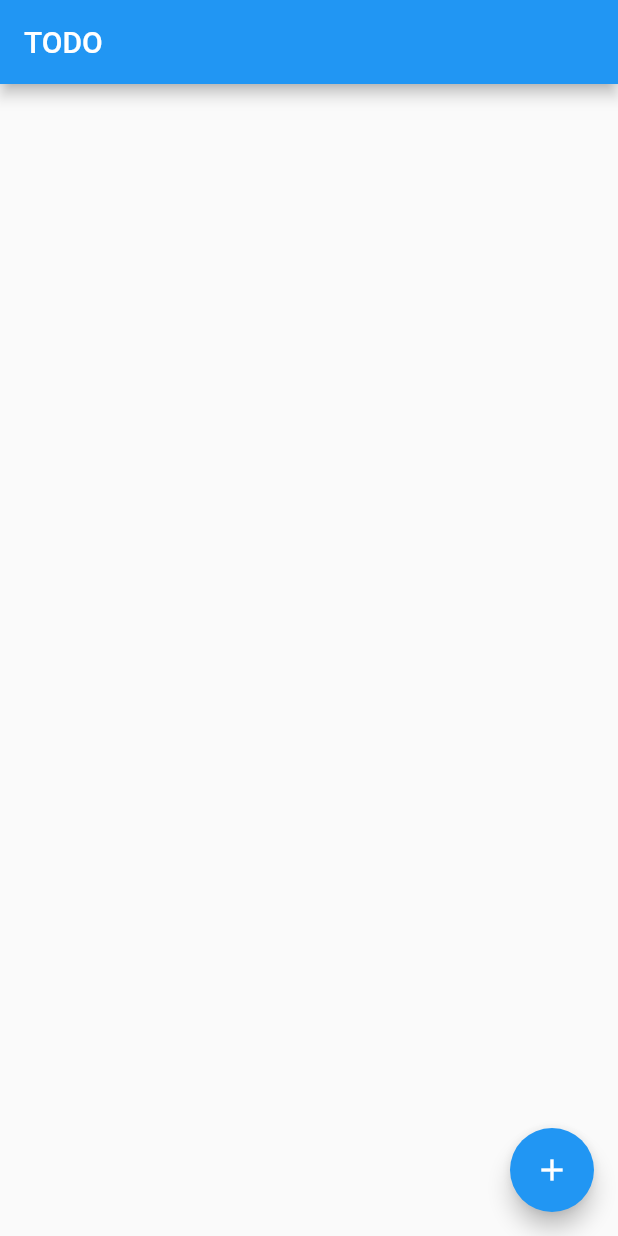
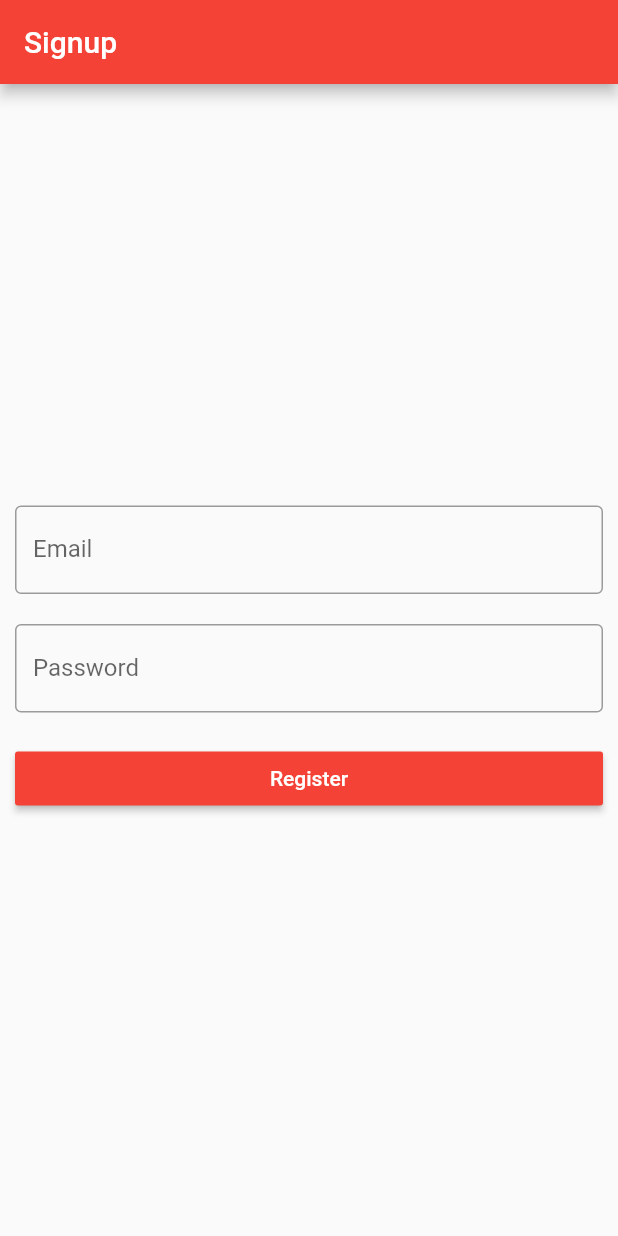
Before and after one commit to Abhiram1819/todo_app, a Flutter app: the screen it shows after launch, on a phone screen of 412 x 824 dp. Run offline on Flutter 3.47's test engine with Material 2 defaults, Android fonts, the phone set to English and light mode, and no system bars; our stand-ins replace firebase_auth, firebase_core, google_fonts; accounts and stored records are empty.

```diff
--- a/analysis_options.yaml
+++ b/analysis_options.yaml
@@ -24,6 +24,7 @@ linter:
   rules:
     # avoid_print: false  # Uncomment to disable the `avoid_print` rule
     # prefer_single_quotes: true  # Uncomment to enable the `prefer_single_quotes` rule
+    prefer_const_constructors : false
 
 # Additional information about this file can be found at
 # https://dart.dev/guides/language/analysis-options
--- a/lib/main.dart
+++ b/lib/main.dart
@@ -1,19 +1,23 @@
+import 'package:firebase_core/firebase_core.dart';
 import 'package:flutter/material.dart';
 import 'package:todo_app/screens/home.dart';
+import 'package:todo_app/screens/reg_screen.dart';
 
-void main() {
+void main() async {
+  WidgetsFlutterBinding.ensureInitialized();
+  await Firebase.initializeApp();
   runApp(const MyApp());
 }
 
 class MyApp extends StatelessWidget {
   const MyApp({Key? key}) : super(key: key);
 
-
   @override
   Widget build(BuildContext context) {
     return MaterialApp(
       debugShowCheckedModeBanner: false,
-      home: Home(),
+      theme: ThemeData(primarySwatch: Colors.red),
+      home: registration(),
     );
   }
 }
--- /dev/null
+++ b/lib/screens/reg_screen.dart
@@ -0,0 +1,98 @@
+import 'package:firebase_auth/firebase_auth.dart';
+import 'package:firebase_core/firebase_core.dart';
+import 'package:flutter/material.dart';
+
+class registration extends StatefulWidget {
+  const registration({Key? key}) : super(key: key);
+
+  @override
+  _registrationState createState() => _registrationState();
+}
+
+class _registrationState extends State<registration> {
+  var _email, _password;
+  var _formkey = GlobalKey<FormState>();
+
+  bool isLoading = false;
+  @override
+  Widget build(BuildContext context) {
+    return Scaffold(
+      appBar: AppBar(
+        title: Text('Signup'),
+      ),
+      body: isLoading? Center(child: CircularProgressIndicator()) : Container(
+        margin: EdgeInsets.all(10),
+        child: Form(
+          key: _formkey,
+          child: Column(
+            mainAxisAlignment: MainAxisAlignment.center,
+            children: [
+              TextFormField(
+                keyboardType: TextInputType.emailAddress,
+                validator: (item) {
+                  return item!.contains("@") ? null : "Enter valid Email";
+                },
+                onChanged: (item) {
+                  setState(() {
+                    _email = item;
+                  });
+                },
+                decoration: InputDecoration(
+                    hintText: "Enter Email",
+                    labelText: "Email",
+                    border: OutlineInputBorder()),
+              ),
+              SizedBox(
+                height: 20,
+              ),
+              TextFormField(
+                obscureText: true,
+                keyboardType: TextInputType.emailAddress,
+                validator: (item) {
+                  return item!.length > 6
+                      ? null
+                      : "Password must be atleast characters";
+                },
+                onChanged: (item) {
+                  setState(() {
+                    _password = item;
+                  });
+                },
+                decoration: InputDecoration(
+                    hintText: "Enter Password",
+                    labelText: "Password",
+                    border: OutlineInputBorder()),
+              ),
+              SizedBox(
+                height: 20,
+              ),
+              Container(
+                width: double.infinity,
+                child: RaisedButton(
+                  onPressed: () {
+                    signup();
+                  },
+                  child: Text(
+                    "Register",
+                    style: TextStyle(color: Colors.white),
+                  ),
+                  color: Colors.red,
+                ),
+              )
+            ],
+          ),
+        ),
+      ),
+    );
+  }
+
+  void signup() {
+    if (_formkey.currentState!.validate()) {
+      FirebaseAuth.instance.createUserWithEmailAndPassword(email: _email, password: _password).then((user){
+
+      }).catchError((onError){
+
+      });
+    }
+  }
+}
```
Also changed, not shown: lib/screens/home.dart (+42 -17 lines), pubspec.yaml (+6 -19 lines), pubspec.lock, 3 other files.
